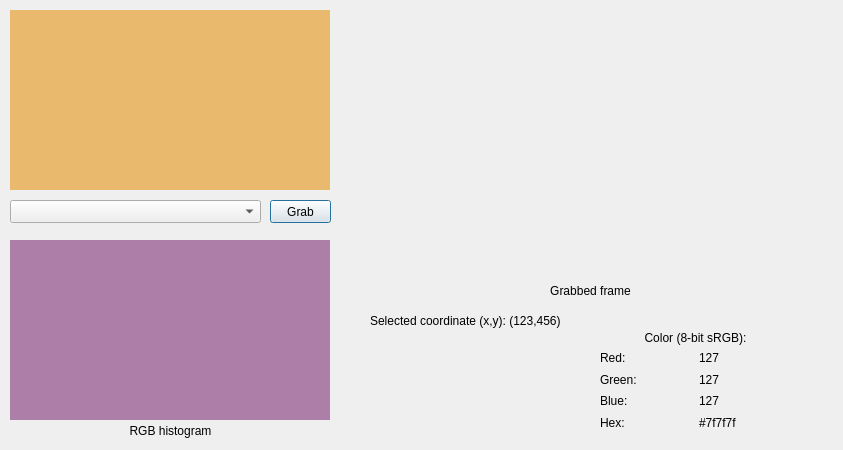
This is ui_analyzer.ui in jljouannic/nageru as Qt 5 draws it before an edit. The edited form follows.
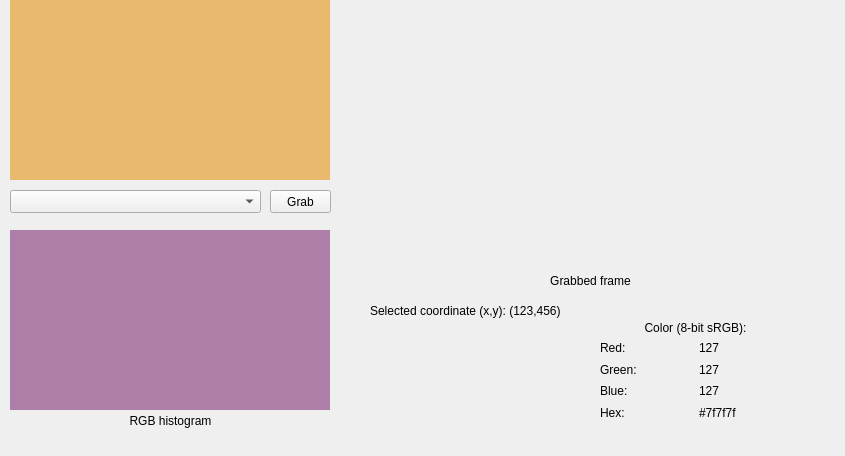
This is the edited form. Custom widgets are drawn as their Qt base class.

Commit message: Give the analyzer window a close button and such.

Diff of the .ui file:
```diff
--- a/ui_analyzer.ui
+++ b/ui_analyzer.ui
@@ -1,23 +1,56 @@
 <?xml version="1.0" encoding="UTF-8"?>
 <ui version="4.0">
  <class>Analyzer</class>
- <widget class="QDialog" name="Analyzer">
+ <widget class="QMainWindow" name="Analyzer">
   <property name="geometry">
    <rect>
     <x>0</x>
     <y>0</y>
-    <width>843</width>
-    <height>450</height>
+    <width>845</width>
+    <height>456</height>
    </rect>
   </property>
   <property name="windowTitle">
    <string>Dialog</string>
   </property>
-  <widget class="GLWidget" name="display" native="true">
+  <widget class="QWidget" name="centralwidget">
+   <widget class="QLabel" name="label_3">
    <property name="geometry">
     <rect>
      <x>10</x>
-     <y>10</y>
+      <y>410</y>
+      <width>321</width>
+      <height>21</height>
+     </rect>
+    </property>
+    <property name="text">
+     <string>RGB histogram</string>
+    </property>
+    <property name="alignment">
+     <set>Qt::AlignCenter</set>
+    </property>
+   </widget>
+   <widget class="QLabel" name="label_12">
+    <property name="geometry">
+     <rect>
+      <x>600</x>
+      <y>320</y>
+      <width>191</width>
+      <height>16</height>
+     </rect>
+    </property>
+    <property name="text">
+     <string>Color (8-bit sRGB):</string>
+    </property>
+    <property name="alignment">
+     <set>Qt::AlignCenter</set>
+    </property>
+   </widget>
+   <widget class="QCustomPlot" name="histogram" native="true">
+    <property name="geometry">
+     <rect>
+      <x>10</x>
+      <y>230</y>
      <width>320</width>
      <height>180</height>
     </rect>
@@ -26,24 +59,14 @@
     <bool>false</bool>
    </property>
    <property name="styleSheet">
-    <string notr="true">background: rgb(233, 185, 110)</string>
-   </property>
-  </widget>
-  <widget class="QComboBox" name="input_box">
-   <property name="geometry">
-    <rect>
-     <x>10</x>
-     <y>200</y>
-     <width>251</width>
-     <height>23</height>
-    </rect>
+     <string notr="true">background: rgb(173, 127, 168)</string>
    </property>
   </widget>
   <widget class="QPushButton" name="grab_btn">
    <property name="geometry">
     <rect>
      <x>270</x>
-     <y>200</y>
+      <y>190</y>
      <width>61</width>
      <height>23</height>
     </rect>
@@ -52,72 +75,21 @@
     <string>Grab</string>
    </property>
   </widget>
-  <widget class="QCustomPlot" name="histogram" native="true">
+   <widget class="QComboBox" name="input_box">
    <property name="geometry">
     <rect>
      <x>10</x>
-     <y>240</y>
-     <width>320</width>
-     <height>180</height>
-    </rect>
-   </property>
-   <property name="autoFillBackground">
-    <bool>false</bool>
-   </property>
-   <property name="styleSheet">
-    <string notr="true">background: rgb(173, 127, 168)</string>
-   </property>
-  </widget>
-  <widget class="QLabel" name="label">
-   <property name="geometry">
-    <rect>
-     <x>370</x>
-     <y>310</y>
-     <width>421</width>
-     <height>21</height>
-    </rect>
-   </property>
-   <property name="text">
-    <string>Selected coordinate (x,y): (123,456)</string>
-   </property>
-  </widget>
-  <widget class="QLabel" name="label_3">
-   <property name="geometry">
-    <rect>
-     <x>10</x>
-     <y>420</y>
-     <width>321</width>
-     <height>21</height>
-    </rect>
-   </property>
-   <property name="text">
-    <string>RGB histogram</string>
-   </property>
-   <property name="alignment">
-    <set>Qt::AlignCenter</set>
-   </property>
-  </widget>
-  <widget class="QLabel" name="grabbed_frame_sublabel">
-   <property name="geometry">
-    <rect>
-     <x>350</x>
-     <y>280</y>
-     <width>481</width>
-     <height>21</height>
-    </rect>
-   </property>
-   <property name="text">
-    <string>Grabbed frame</string>
-   </property>
-   <property name="alignment">
-    <set>Qt::AlignCenter</set>
+      <y>190</y>
+      <width>251</width>
+      <height>23</height>
+     </rect>
    </property>
   </widget>
   <widget class="QWidget" name="gridLayoutWidget">
    <property name="geometry">
     <rect>
      <x>600</x>
-     <y>350</y>
+      <y>340</y>
      <width>191</width>
      <height>80</height>
     </rect>
@@ -181,27 +153,11 @@
     </item>
    </layout>
   </widget>
-  <widget class="QLabel" name="label_12">
-   <property name="geometry">
-    <rect>
-     <x>600</x>
-     <y>330</y>
-     <width>191</width>
-     <height>16</height>
-    </rect>
-   </property>
-   <property name="text">
-    <string>Color (8-bit sRGB):</string>
-   </property>
-   <property name="alignment">
-    <set>Qt::AlignCenter</set>
-   </property>
-  </widget>
   <widget class="QLabel" name="grabbed_frame_label">
    <property name="geometry">
     <rect>
      <x>350</x>
-     <y>10</y>
+      <y>0</y>
      <width>480</width>
      <height>270</height>
     </rect>
@@ -224,6 +180,52 @@
    <property name="scaledContents">
     <bool>true</bool>
    </property>
+   </widget>
+   <widget class="QLabel" name="grabbed_frame_sublabel">
+    <property name="geometry">
+     <rect>
+      <x>350</x>
+      <y>270</y>
+      <width>481</width>
+      <height>21</height>
+     </rect>
+    </property>
+    <property name="text">
+     <string>Grabbed frame</string>
+    </property>
+    <property name="alignment">
+     <set>Qt::AlignCenter</set>
+    </property>
+   </widget>
+   <widget class="QLabel" name="label">
+    <property name="geometry">
+     <rect>
+      <x>370</x>
+      <y>300</y>
+      <width>421</width>
+      <height>21</height>
+     </rect>
+    </property>
+    <property name="text">
+     <string>Selected coordinate (x,y): (123,456)</string>
+    </property>
+   </widget>
+   <widget class="GLWidget" name="display" native="true">
+    <property name="geometry">
+     <rect>
+      <x>10</x>
+      <y>0</y>
+      <width>320</width>
+      <height>180</height>
+     </rect>
+    </property>
+    <property name="autoFillBackground">
+     <bool>false</bool>
+    </property>
+    <property name="styleSheet">
+     <string notr="true">background: rgb(233, 185, 110)</string>
+    </property>
+   </widget>
   </widget>
  </widget>
  <customwidgets>
```
Left out of the diff: 2 changed lines with no effect on the pictures. Lines whose indentation alone changed are shown as unchanged. The commit also changes 1 other file.
